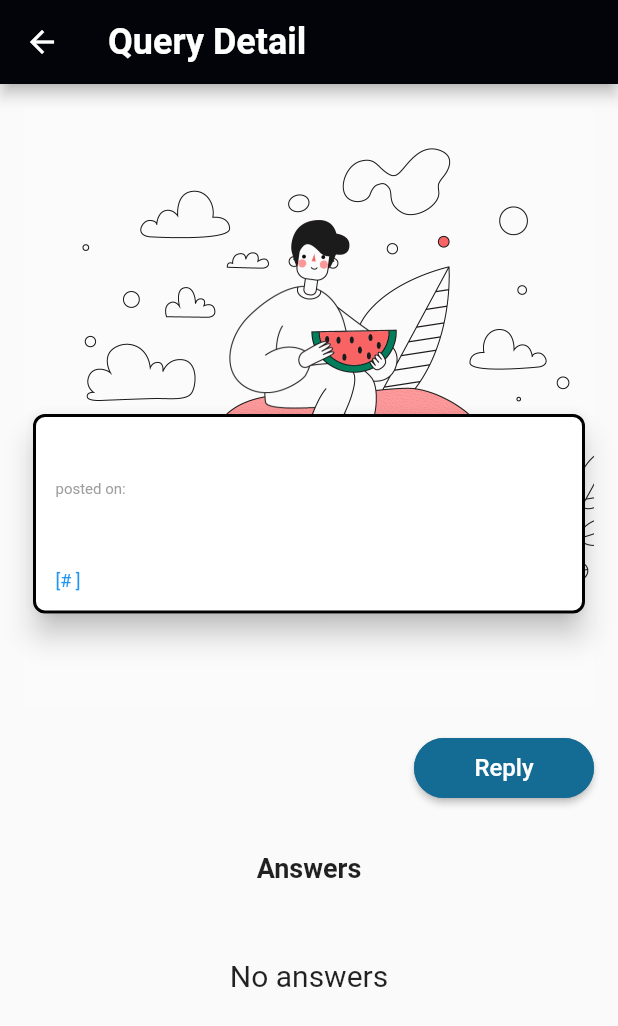
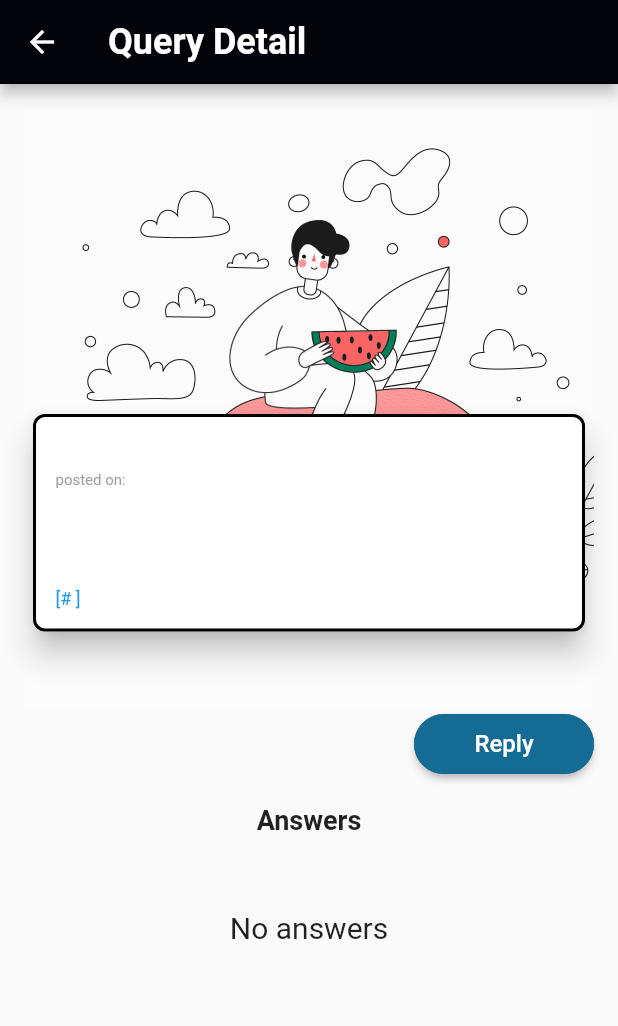
Before and after one commit to Harish3000/shades-app-flutter-project, a Flutter app: the ModuleDetailPage screen opened directly with empty values, on a phone screen of 412 x 824 dp. Shown: the top 1026 px of the screen. Run offline on Flutter 3.47's test engine with Material 2 defaults, Android fonts, the phone set to English and light mode, and no system bars; our stand-ins replace cloud_firestore, firebase_auth, firebase_core, flutter_rating_bar; accounts and stored records are empty; Roboto replaces fonts that are missing (Montserrat).

Commit message:
Update querypage.dart

```diff
--- a/shades/lib/features/query_mgt/querypage.dart
+++ b/shades/lib/features/query_mgt/querypage.dart
@@ -133,7 +133,7 @@
                               Text(
                                 '${widget.queryName}',
                                 style: TextStyle(
-                                  fontSize: 25,
+                                  fontSize: 20,
                                   fontWeight: FontWeight.bold,
                                 ),
                               ),
@@ -143,7 +143,7 @@
                                     TextStyle(fontSize: 10, color: Colors.grey),
                               ),
                               Text(
-                                '${widget.description}\n',
+                                '${widget.description}\n\n',
                                 style: TextStyle(fontSize: 15),
                               ),
                               Text(
@@ -162,7 +162,6 @@
                 ),
               ],
             ),
-            SizedBox(height: 16),
             Row(
               mainAxisAlignment: MainAxisAlignment.end,
               children: [
@@ -195,7 +194,6 @@
                 ),
               ],
             ),
-            SizedBox(height: 16),
             Visibility(
               visible: showAddAnswerSection,
               child: FadeTransition(
```
